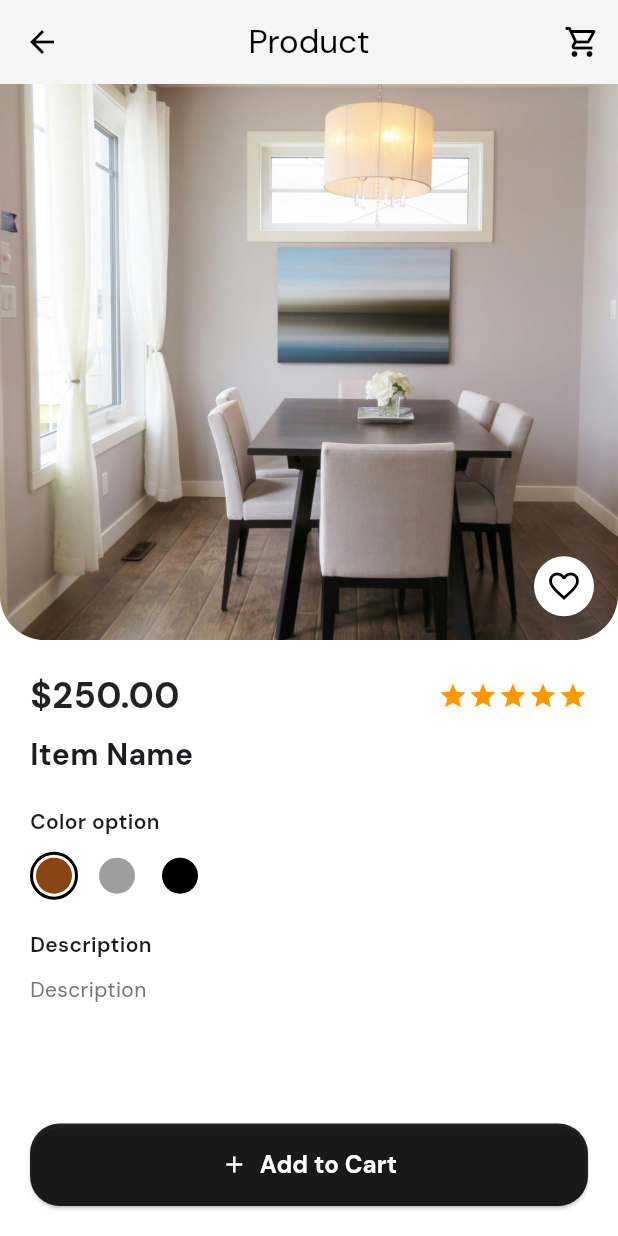
After one commit to 31SUFI/furniture_Store_app_UI, a Flutter app: the screen it shows after launch, after a tap on "Item Name", on a phone screen of 412 x 824 dp. The commit adds this screen. Run offline on Flutter 3.47's test engine with Material 3 defaults, Android fonts, the phone set to English and light mode, and no system bars; our stand-ins replace google_fonts.

Commit message:
Add provider for state management and implement product navigation

```diff
--- /dev/null
+++ b/lib/animations/fade_slide_animation.dart
@@ -0,0 +1,57 @@
+import 'package:flutter/material.dart';
+
+mixin FadeSlideAnimation<T extends StatefulWidget>
+    on State<T>, TickerProviderStateMixin<T> {
+  late AnimationController _animationController;
+  late Animation<double> _fadeAnimation;
+  late Animation<Offset> _slideAnimation;
+
+  @override
+  void initState() {
+    super.initState();
+    _animationController = AnimationController(
+      vsync: this,
+      duration: const Duration(milliseconds: 1000),
+    );
+
+    _fadeAnimation = Tween<double>(
+      begin: 0.0,
+      end: 1.0,
+    ).animate(CurvedAnimation(
+      parent: _animationController,
+      curve: Curves.easeOut,
+    ));
+
+    _slideAnimation = Tween<Offset>(
+      begin: const Offset(0, -0.5),
+      end: Offset.zero,
+    ).animate(CurvedAnimation(
+      parent: _animationController,
+      curve: Curves.easeOut,
+    ));
+
+    _animationController.forward();
+  }
+
+  @override
+  void dispose() {
+    _animationController.dispose();
+    super.dispose();
+  }
+
+  Widget fadeSlideAnimation({required Widget child}) {
+    return AnimatedBuilder(
+      animation: _animationController,
+      builder: (context, child) {
+        return FadeTransition(
+          opacity: _fadeAnimation,
+          child: SlideTransition(
+            position: _slideAnimation,
+            child: child,
+          ),
+        );
+      },
+      child: child,
+    );
+  }
+}
--- a/lib/main.dart
+++ b/lib/main.dart
@@ -1,6 +1,8 @@
 import 'package:flutter/material.dart';
 import 'package:google_fonts/google_fonts.dart';
 import 'package:furniture_store_app/screens/home_page.dart';
+import 'package:provider/provider.dart';
+import 'providers/cart_provider.dart';
 
 void main() {
   runApp(const FurnitureStoreApp());
@@ -11,7 +13,9 @@ class FurnitureStoreApp extends StatelessWidget {
 
   @override
   Widget build(BuildContext context) {
-    return MaterialApp(
+    return ChangeNotifierProvider(
+      create: (ctx) => CartProvider(),
+      child: MaterialApp(
         debugShowCheckedModeBanner: false,
         theme: ThemeData(
           scaffoldBackgroundColor: Colors.white,
@@ -19,6 +23,7 @@ class FurnitureStoreApp extends StatelessWidget {
           textTheme: GoogleFonts.dmSansTextTheme(),
         ),
         home: const HomePage(),
+      ),
     );
   }
 }
--- /dev/null
+++ b/lib/models/cart_item.dart
@@ -0,0 +1,15 @@
+class CartItem {
+  final String id;
+  final String name;
+  final String imageUrl;
+  final double price;
+  int quantity;
+
+  CartItem({
+    required this.id,
+    required this.name,
+    required this.imageUrl,
+    required this.price,
+    this.quantity = 1,
+  });
+}
--- /dev/null
+++ b/lib/models/product.dart
@@ -0,0 +1,21 @@
+class Product {
+  final String id;
+  final String name;
+  final double price;
+  final String description;
+  final String imageUrl;
+  final double rating;
+  final List<String> colorOptions;
+  bool isFavorite;
+
+  Product({
+    required this.id,
+    required this.name,
+    required this.price,
+    required this.description,
+    required this.imageUrl,
+    required this.rating,
+    required this.colorOptions,
+    this.isFavorite = false,
+  });
+}
--- /dev/null
+++ b/lib/providers/cart_provider.dart
@@ -0,0 +1,46 @@
+import 'package:flutter/foundation.dart';
+import '../models/cart_item.dart';
+
+class CartProvider with ChangeNotifier {
+  final List<CartItem> _items = [];
+
+  List<CartItem> get items => [..._items];
+
+  int get itemCount => _items.length;
+
+  void addItem(String name, String imageUrl, double price) {
+    _items.add(
+      CartItem(
+        id: DateTime.now().toString(),
+        name: name,
+        imageUrl: imageUrl,
+        price: price,
+        quantity: 1,
+      ),
+    );
+    notifyListeners();
+  }
+
+  void removeItem(String id) {
+    _items.removeWhere((item) => item.id == id);
+    notifyListeners();
+  }
+
+  void updateQuantity(String id, int quantity) {
+    final index = _items.indexWhere((item) => item.id == id);
+    if (index >= 0) {
+      if (quantity > 0) {
+        _items[index] = CartItem(
+          id: _items[index].id,
+          name: _items[index].name,
+          imageUrl: _items[index].imageUrl,
+          price: _items[index].price,
+          quantity: quantity,
+        );
+      } else {
+        _items.removeAt(index);
+      }
+      notifyListeners();
+    }
+  }
+}
--- /dev/null
+++ b/lib/screens/product_detail_screen.dart
@@ -0,0 +1,283 @@
+import 'package:flutter/material.dart';
+import '../models/cart_item.dart';
+import '../screens/cart_screen.dart';
+import 'package:provider/provider.dart';
+import '../providers/cart_provider.dart';
+import '../animations/fade_slide_animation.dart';
+
+class ProductDetailScreen extends StatefulWidget {
+  final String image;
+  final String name;
+  final String description;
+  final double price;
+
+  const ProductDetailScreen({
+    super.key,
+    required this.image,
+    required this.name,
+    required this.description,
+    required this.price,
+  });
+
+  @override
+  State<ProductDetailScreen> createState() => _ProductDetailScreenState();
+}
+
+class _ProductDetailScreenState extends State<ProductDetailScreen>
+    with TickerProviderStateMixin, FadeSlideAnimation {
+  @override
+  Widget build(BuildContext context) {
+    return Scaffold(
+      backgroundColor: Colors.white,
+      appBar: AppBar(
+        backgroundColor: Colors.grey[100],
+        elevation: 0,
+        leading: IconButton(
+          icon: const Icon(Icons.arrow_back, color: Colors.black),
+          onPressed: () => Navigator.pop(context),
+        ),
+        title: const Text(
+          'Product',
+          style: TextStyle(color: Colors.black),
+        ),
+        centerTitle: true,
+        actions: [
+          Stack(
+            children: [
+              IconButton(
+                icon: const Icon(Icons.shopping_cart_outlined,
+                    color: Colors.black),
+                onPressed: () {
+                  Navigator.push(
+                    context,
+                    MaterialPageRoute(
+                      builder: (context) => const CartScreen(),
+                    ),
+                  );
+                },
+              ),
+              Consumer<CartProvider>(
+                builder: (context, cart, child) {
+                  return cart.itemCount > 0
+                      ? Positioned(
+                          right: 8,
+                          top: 8,
+                          child: Container(
+                            padding: const EdgeInsets.all(2),
+                            decoration: const BoxDecoration(
+                              color: Colors.brown,
+                              shape: BoxShape.circle,
+                            ),
+                            constraints: const BoxConstraints(
+                              minWidth: 16,
+                              minHeight: 16,
+                            ),
+                            child: Text(
+                              '${cart.itemCount}',
+                              style: const TextStyle(
+                                color: Colors.white,
+                                fontSize: 10,
+                              ),
+                              textAlign: TextAlign.center,
+                            ),
+                          ),
+                        )
+                      : const SizedBox();
+                },
+              ),
+            ],
+          ),
+        ],
+      ),
+      body: fadeSlideAnimation(
+        child: SingleChildScrollView(
+          child: Column(
+            crossAxisAlignment: CrossAxisAlignment.start,
+            children: [
+              // Product Image
+              Stack(
+                children: [
+                  ClipRRect(
+                    borderRadius: const BorderRadius.vertical(
+                      bottom: Radius.circular(30),
+                    ),
+                    child: Container(
+                      height: MediaQuery.of(context).size.height * 0.45,
+                      width: double.infinity,
+                      decoration: BoxDecoration(
+                        color: Colors.grey[100],
+                      ),
+                      child: Image.asset(
+                        widget.image,
+                        fit: BoxFit.cover,
+                        width: double.infinity,
+                      ),
+                    ),
+                  ),
+                  Positioned(
+                    right: 16,
+                    bottom: 16,
+                    child: Container(
+                      padding: const EdgeInsets.all(8),
+                      decoration: const BoxDecoration(
+                        color: Colors.white,
+                        shape: BoxShape.circle,
+                      ),
+                      child: const Icon(
+                        Icons.favorite_border,
+                        color: Colors.black,
+                      ),
+                    ),
+                  ),
+                ],
+              ),
+              // Product Details
+              Padding(
+                padding: const EdgeInsets.all(20),
+                child: Column(
+                  crossAxisAlignment: CrossAxisAlignment.start,
+                  children: [
+                    Row(
+                      mainAxisAlignment: MainAxisAlignment.spaceBetween,
+                      children: [
+                        Text(
+                          '\$${widget.price.toStringAsFixed(2)}',
+                          style: const TextStyle(
+                            fontSize: 24,
+                            fontWeight: FontWeight.bold,
+                            color: Colors.black87,
+                          ),
+                        ),
+                        Row(
+                          children: List.generate(
+                            5,
+                            (index) => const Icon(
+                              Icons.star,
+                              color: Colors.orange,
+                              size: 20,
+                            ),
+                          ),
+                        ),
+                      ],
+                    ),
+                    const SizedBox(height: 8),
+                    Text(
+                      widget.name,
+                      style: const TextStyle(
+                        fontSize: 20,
+                        fontWeight: FontWeight.bold,
+                      ),
+                    ),
+                    const SizedBox(height: 20),
+                    const Text(
+                      'Color option',
+                      style: TextStyle(
+                        fontWeight: FontWeight.w600,
+                      ),
+                    ),
+                    const SizedBox(height: 10),
+                    Row(
+                      children: [
+                        _buildColorOption(const Color(0xFF8B4513)),
+                        _buildColorOption(Colors.grey),
+                        _buildColorOption(Colors.black),
+                      ],
+                    ),
+                    const SizedBox(height: 20),
+                    const Text(
+                      'Description',
+                      style: TextStyle(
+                        fontWeight: FontWeight.w600,
+                      ),
+                    ),
+                    const SizedBox(height: 10),
+                    Text(
+                      widget.description,
+                      style: TextStyle(
+                        color: Colors.grey[600],
+                        height: 1.5,
+                      ),
+                    ),
+                  ],
+                ),
+              ),
+            ],
+          ),
+        ),
+      ),
+      bottomNavigationBar: fadeSlideAnimation(
+        child: Padding(
+          padding: const EdgeInsets.all(20.0),
+          child: ElevatedButton(
+            onPressed: () => _addToCart(context),
+            style: ElevatedButton.styleFrom(
+              backgroundColor: Colors.black87,
+              padding: const EdgeInsets.symmetric(vertical: 16),
+              shape: RoundedRectangleBorder(
+                borderRadius: BorderRadius.circular(20),
+              ),
+            ),
+            child: Row(
+              mainAxisAlignment: MainAxisAlignment.center,
+              children: const [
+                Icon(Icons.add, color: Colors.white),
+                SizedBox(width: 8),
+                Text(
+                  'Add to Cart',
+                  style: TextStyle(
+                    color: Colors.white,
+                    fontSize: 16,
+                    fontWeight: FontWeight.bold,
+                  ),
+                ),
+              ],
+            ),
+          ),
+        ),
+      ),
+    );
+  }
+
+  void _addToCart(BuildContext context) {
+    final cart = Provider.of<CartProvider>(context, listen: false);
+    cart.addItem(widget.name, widget.image, widget.price);
+
+    ScaffoldMessenger.of(context).showSnackBar(
+      SnackBar(
+        content: const Text('Added to cart successfully!'),
+        duration: const Duration(seconds: 2),
+        behavior: SnackBarBehavior.floating,
+        action: SnackBarAction(
+          label: 'UNDO',
+          onPressed: () {
+            cart.removeItem(widget.name);
+          },
+        ),
+      ),
+    );
+  }
+
+  Widget _buildColorOption(Color color) {
+    return Container(
+      margin: const EdgeInsets.only(right: 10),
+      padding: const EdgeInsets.all(2),
+      decoration: BoxDecoration(
+        shape: BoxShape.circle,
+        border: Border.all(
+          color: color == const Color(0xFF8B4513)
+              ? Colors.black
+              : Colors.transparent,
+          width: 2,
+        ),
+      ),
+      child: Container(
+        width: 24,
+        height: 24,
+        decoration: BoxDecoration(
+          color: color,
+          shape: BoxShape.circle,
+        ),
+      ),
+    );
+  }
+}
--- a/lib/widgets/explore_section.dart
+++ b/lib/widgets/explore_section.dart
@@ -1,9 +1,30 @@
 import 'package:flutter/material.dart';
+import 'package:furniture_store_app/screens/product_detail_screen.dart';
 import 'package:furniture_store_app/theme/app_theme.dart';
 import 'product_card.dart';
 
 class ExploreSection extends StatelessWidget {
   const ExploreSection({super.key});
+
+  void _navigateToProductDetail(
+    BuildContext context, {
+    required String image,
+    required String name,
+    required String description,
+    required double price,
+  }) {
+    Navigator.push(
+      context,
+      MaterialPageRoute(
+        builder: (context) => ProductDetailScreen(
+          image: image,
+          name: name,
+          description: description,
+          price: price,
+        ),
+      ),
+    );
+  }
 
   @override
   Widget build(BuildContext context) {
@@ -19,18 +40,36 @@ class ExploreSection extends StatelessWidget {
           height: 260,
           child: ListView(
             scrollDirection: Axis.horizontal,
-            children: const [
-              ProductCard(
+            children: [
+              GestureDetector(
+                onTap: () => _navigateToProductDetail(
+                  context,
                   image: 'assets/images/picture1.jpg',
                   name: 'Item Name',
                   description: 'Description',
                   price: 250.00,
                 ),
-              ProductCard(
+                child: const ProductCard(
                   image: 'assets/images/picture1.jpg',
                   name: 'Item Name',
                   description: 'Description',
+                  price: 250.00,
+                ),
+              ),
+              GestureDetector(
+                onTap: () => _navigateToProductDetail(
+                  context,
+                  image: 'assets/images/pic2.jpg',
+                  name: 'Item Name',
+                  description: 'Description',
                   price: 115.00,
+                ),
+                child: const ProductCard(
+                  image: 'assets/images/pic2.jpg',
+                  name: 'Item Name',
+                  description: 'Description',
+                  price: 115.00,
+                ),
               ),
             ],
           ),
--- a/pubspec.yaml
+++ b/pubspec.yaml
@@ -31,6 +31,7 @@ dependencies:
   flutter:
     sdk: flutter
   google_fonts: ^6.1.0
+  provider: ^6.0.5
 
   # The following adds the Cupertino Icons font to your application.
   # Use with the CupertinoIcons class for iOS style icons.
```
Also changed, not shown: lib/screens/cart_screen.dart (added, +223 -0 lines), assets/images/pic2.jpg (added), pubspec.lock. Lines whose indentation alone changed are shown as unchanged.
